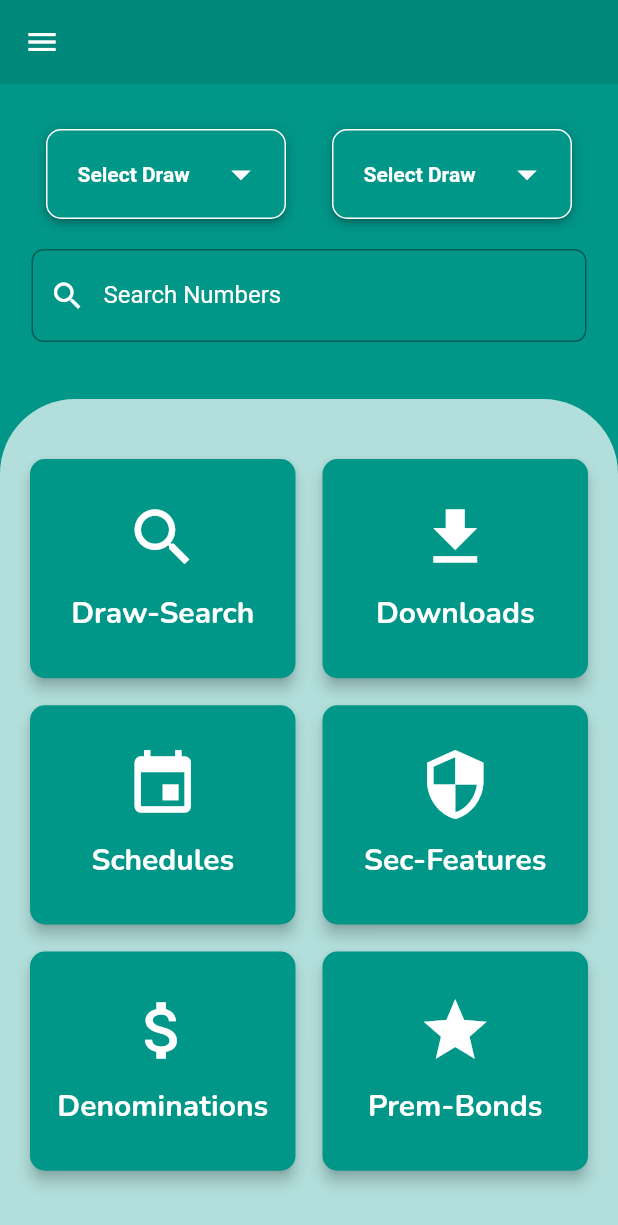
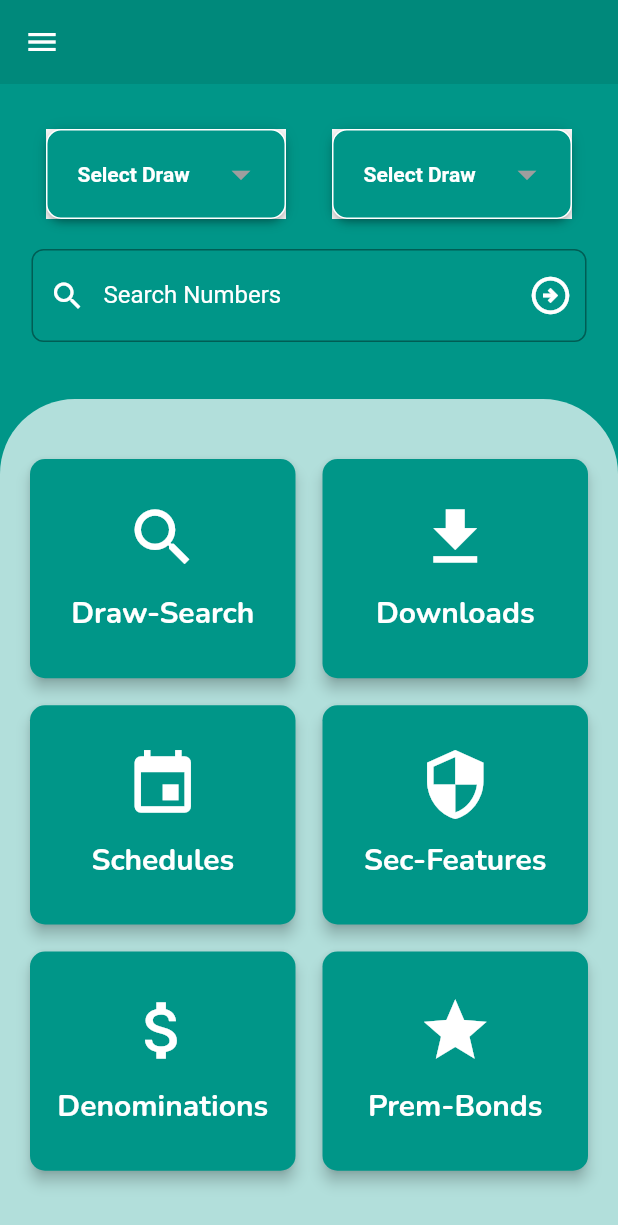
Before and after one commit to UmarJamshed947/bonds, a Flutter app: the Dashboard screen opened directly, on a phone screen of 412 x 824 dp. Shown: the top 1225 px of the screen. Run offline on Flutter 3.47's test engine with Material 2 defaults, Android fonts, the phone set to English and light mode, and no system bars; drawn by our look-alikes of dropdown_button2; our stand-ins replace dropdown_search, get, google_fonts, shared_preferences; accounts and stored records are empty; network calls fail.

Commit message:
dropdown api added

```diff
--- a/lib/Dashboard.dart
+++ b/lib/Dashboard.dart
@@ -1,3 +1,4 @@
+import 'package:bonds/controller/ApiService.dart';
 import 'package:bonds/widgets/date_dropdown.dart';
 import 'package:bonds/widgets/draw_dropdown.dart';
 import 'package:bonds/widgets/two_value_card.dart';
@@ -8,6 +9,9 @@ import 'package:bonds/widgets/dropdown_widget.dart';
 import 'package:google_fonts/google_fonts.dart';
 
 class Dashboard extends StatelessWidget {
+
+  ApiService apiService = ApiService();
+
   @override
   Widget build(BuildContext context) {
     return Scaffold(
@@ -62,6 +66,20 @@ class Dashboard extends StatelessWidget {
                     labelStyle: TextStyle(color: Colors.white),
                     hintStyle: GoogleFonts.nunito(color: Colors.white),
                     prefixIcon: Icon(Icons.search, color: Colors.white),
+                    suffixIcon: GestureDetector(
+                        onTap: (){
+                          Navigator.push(
+                            context,
+                            MaterialPageRoute(
+                              builder: (context) => DateDropdown(
+
+                              ),
+                            ),
+                          );
+                          print("click");
+                        },
+
+                        child: Icon(Icons.arrow_circle_right_outlined,color: Colors.white,size: 30)),
                     border: OutlineInputBorder(
                       borderRadius: BorderRadius.circular(8.0),
                       borderSide: BorderSide(color: Colors.white, width: 4),
@@ -103,8 +121,7 @@ class Dashboard extends StatelessWidget {
                           icon: Icons.file_download,
                           color: Colors.teal,
                           // color: Color(0xFF3498DB), // Blue
-                        ),
-                        CardWidget(
+                        ), CardWidget(
                           txt: "Schedules",
                           icon: Icons.event,
                           color: Colors.teal,
--- /dev/null
+++ b/lib/Models/BondDrawDate.dart
@@ -0,0 +1,37 @@
+// To parse this JSON data, do
+//
+//     final drawDate = drawDateFromJson(jsonString);
+
+import 'dart:convert';
+
+List<DrawDate> drawDateFromJson(String str) => List<DrawDate>.from(json.decode(str).map((x) => DrawDate.fromJson(x)));
+
+String drawDateToJson(List<DrawDate> data) => json.encode(List<dynamic>.from(data.map((x) => x.toJson())));
+
+class DrawDate {
+  String drawUid;
+  String drawNumber;
+  DateTime date;
+  String heldAt;
+
+  DrawDate({
+    required this.drawUid,
+    required this.drawNumber,
+    required this.date,
+    required this.heldAt,
+  });
+
+  factory DrawDate.fromJson(Map<String, dynamic> json) => DrawDate(
+    drawUid: json["draw_uid"],
+    drawNumber: json["draw_number"],
+    date: DateTime.parse(json["date"]),
+    heldAt: json["held_at"],
+  );
+
+  Map<String, dynamic> toJson() => {
+    "draw_uid": drawUid,
+    "draw_number": drawNumber,
+    "date": "${date.year.toString().padLeft(4, '0')}-${date.month.toString().padLeft(2, '0')}-${date.day.toString().padLeft(2, '0')}",
+    "held_at": heldAt,
+  };
+}
--- /dev/null
+++ b/lib/Models/BondTypeModel.dart
@@ -0,0 +1,46 @@
+
+import 'dart:convert';
+
+List<BondType> bondTypeFromJson(String str) => List<BondType>.from(json.decode(str).map((x) => BondType.fromJson(x)));
+
+String bondTypeToJson(List<BondType> data) => json.encode(List<dynamic>.from(data.map((x) => x.toJson())));
+
+class BondType {
+  String prizeBondTypeUid;
+  String name;
+  int amount;
+  int firstPrize;
+  int secondPrize;
+  int thirdPrize;
+  int premium;
+
+  BondType({
+    required this.prizeBondTypeUid,
+    required this.name,
+    required this.amount,
+    required this.firstPrize,
+    required this.secondPrize,
+    required this.thirdPrize,
+    required this.premium,
+  });
+
+  factory BondType.fromJson(Map<String, dynamic> json) => BondType(
+    prizeBondTypeUid: json["prize_bond_type_uid"],
+    name: json["name"],
+    amount: json["amount"],
+    firstPrize: json["first_prize"],
+    secondPrize: json["second_prize"],
+    thirdPrize: json["third_prize"],
+    premium: json["premium"],
+  );
+
+  Map<String, dynamic> toJson() => {
+    "prize_bond_type_uid": prizeBondTypeUid,
+    "name": name,
+    "amount": amount,
+    "first_prize": firstPrize,
+    "second_prize": secondPrize,
+    "third_prize": thirdPrize,
+    "premium": premium,
+  };
+}
--- /dev/null
+++ b/lib/controller/ApiService.dart
@@ -0,0 +1,139 @@
+import 'dart:convert';
+import 'dart:io';
+
+
+import 'package:bonds/Models/BondDrawDate.dart';
+import 'package:bonds/Models/BondTypeModel.dart';
+import 'package:bonds/exceptions/app_exception.dart';
+import 'package:http/http.dart' as http;
+import 'package:http/http.dart';
+
+
+
+class ApiService{
+
+  bool _loading = false;
+  bool get loading => _loading;
+
+
+  String Baseurl= 'https://prizebond.idev.im/api/v1/';
+
+
+
+
+  Future<List<BondType>> fetchBondTypeData() async {
+    var url = Uri.parse(Baseurl+'prize-bond-types');
+    final response = await http.get(url);
+    print(response.body);
+    print("Responasse");
+    if (response.statusCode == 200) {
+      List jsonResponse = json.decode(response.body);
+      return jsonResponse.map((data) => BondType.fromJson(data)).toList();
+    } else {
+      throw Exception('Unexpected error occured!');
+    }
+  }
+
+  Future<List<DrawDate>> fetchDrawDateData(String drawuid ) async {
+    var url = Uri.parse(Baseurl+'draw/dates?prize_bond_type_uid=$drawuid');
+    final response = await http.post(url);
+    print(response.body);
+    print("Responasse");
+    if (response.statusCode == 200) {
+      List jsonResponse = json.decode(response.body);
+      return jsonResponse.map((data) => DrawDate.fromJson(data)).toList();
+    } else {
+      throw Exception('Unexpected error occured!');
+    }
+  }
+
+/*
+  Future<List<AllResturantModel>> AllResturant() async {
+    var url = Uri.parse(Baseurl+'Restaurants');
+    final response = await http.post(url);
+    print(response.body);
+    if (response.statusCode == 200) {
+      List jsonResponse = json.decode(response.body);
+      return jsonResponse.map((data) => AllResturantModel.fromJson(data)).toList();
+    } else {
+      throw Exception('Unexpected error occured!');
+    }
+  }
+
+  Future<List<AllProductsModel>> AllProducts(String categoryid ,context) async {
+    var url = Uri.parse(Baseurl+'Categories/Products?categoryid=$categoryid');
+    final response = await http.post(url);
+    print(response.body);
+    if (response.statusCode == 200) {
+      List jsonResponse = json.decode(response.body);
+      return jsonResponse.map((data) => AllProductsModel.fromJson(data)).toList();
+    } else {
+      throw Exception('Unexpected error occured!');
+    }
+  }
+
+  Future<List<PopularModel>> fetchPopularData() async {
+    var url = Uri.parse(Baseurl+'Populars');
+    final response = await http.post(url);
+    print(response.body);
+    if (response.statusCode == 200) {
+      List jsonResponse = json.decode(response.body);
+      return jsonResponse.map((data) => PopularModel.fromJson(data)).toList();
+    } else {
+      throw Exception('Unexpected error occured!');
+    }
+  }
+
+  Future<List<ItemsModel>> fetchAllitemsData(String restaurantid ,context) async {
+    var url = Uri.parse(Baseurl+'Shops/Products?restaurantid=$restaurantid');
+    final response = await http.post(url);
+    print(response.body);
+    if (response.statusCode == 200) {
+      List jsonResponse = json.decode(response.body);
+      return jsonResponse.map((data) => ItemsModel.fromJson(data)).toList();
+    } else {
+      throw Exception('Unexpected error occured!');
+    }
+  }
+
+  Future<ProfileModel> UserProfilePostApi(context) async{
+    SharedPreferences sharedPreferences = await SharedPreferences.getInstance();
+    _loading = true;
+    ProfileModel responseJson;
+    try{
+      String? token = sharedPreferences.getString("token");
+      print(token);
+      Response response = await http.post(Uri.parse("hhttp://prestigesolution.co/projects/hsd/public/admin/profile?token=$token"),
+      ).timeout(const Duration(seconds: 50));
+      responseJson = ProfileModel.fromJson(jsonDecode(response.body));
+      print(responseJson);
+    }
+    on SocketException {
+      throw FetchException("No internet Connection");
+    }
+    catch(e)
+    {
+      throw e;
+    }
+    return responseJson;
+
+  }*/
+
+
+
+  dynamic returnResponse(http.Response response){
+    switch(response.statusCode){
+      case 200:
+        dynamic responseJson = jsonDecode(response.body);
+        return responseJson;
+      case 601:
+        throw BadRequestException(jsonDecode(response.body.toString()));
+      case 602:
+        throw UnAuthorisedRequest(jsonDecode(response.body.toString()));
+      case 601:
+        throw UnAuthorisedRequest(jsonDecode(response.body.toString()));
+      default:
+        throw FetchException("Error occur during communication with server"+ "with status code ${response.statusCode.toString()}");
+    }
+  }
+}
--- /dev/null
+++ b/lib/exceptions/app_exception.dart
@@ -0,0 +1,23 @@
+
+class AppException implements Exception{
+  String? _message;
+  String? _prefix;
+  AppException([this._message, this._prefix]);
+  String toString(){
+    return "$_message$_prefix";
+  }
+}
+
+class FetchException extends AppException{
+  FetchException([String? message]) : super(message ,"Error during communication");
+}
+
+class BadRequestException extends AppException{
+  BadRequestException([String? message]) : super(message, "Invalid request");
+}
+class UnAuthorisedRequest extends AppException{
+  UnAuthorisedRequest([String? message]) : super(message, "UnAuthorised Request");
+}
+class InvalidInputException extends AppException{
+  InvalidInputException([String? message]) : super(message, "Invalid Input Exception");
+}
--- a/lib/main.dart
+++ b/lib/main.dart
@@ -3,6 +3,7 @@
 import 'package:bonds/Dashboard.dart';
 import 'package:bonds/screens/draw_search.dart';
 import 'package:flutter/material.dart';
+import 'package:get/get_navigation/src/root/get_material_app.dart';
 import 'homepage.dart';
 
 void main() => runApp(Prizebonds());
@@ -10,8 +11,8 @@ void main() => runApp(Prizebonds());
 class Prizebonds extends StatelessWidget {
   @override
   Widget build(BuildContext context) {
-    return MaterialApp(
-      home: Drawsearch(),
+    return GetMaterialApp(
+      home: Dashboard(),
     );
   }
 }
--- a/lib/widgets/date_dropdown.dart
+++ b/lib/widgets/date_dropdown.dart
@@ -1,28 +1,62 @@
+import 'package:bonds/Models/BondDrawDate.dart';
+import 'package:bonds/controller/ApiService.dart';
 import 'package:dropdown_button2/dropdown_button2.dart';
 import 'package:flutter/material.dart';
+import 'package:shared_preferences/shared_preferences.dart';
 
 
 
 class DateDropdown extends StatefulWidget {
+ String? drawuid;
+ List<DrawDate>? drawdate;
 
+ DateDropdown({this.drawuid,this.drawdate});
 
   @override
   State<DateDropdown> createState() => _DateDropdownState();
 }
 
 class _DateDropdownState extends State<DateDropdown> {
-  final List<String> items = [
-    '15-02-2021',
-    '20-06-2021',
-    '16-09-2021',
+  ApiService apiService = ApiService();
+  List<DrawDate> drawdate = [];
+  String? selectedValue;
 
-  ];
-  String? selectedValue;
+  @override
+  void initState() {
+    super.initState();
+
+    if (widget.drawdate != null) {
+      drawdate = widget.drawdate!;
+    } else {
+      fetchData();
+    }
+  }
+
+  Future<void> fetchData() async {
+    await apiService.fetchDrawDateData(widget.drawuid.toString()).then((value) {
+      setState(() {
+        drawdate = value;
+      });
+    });
+  }
+ /* Future<void> fetchData() async {
+    SharedPreferences prefs = await SharedPreferences.getInstance();
+    String? drawUid = prefs.getString('selectedDrawUid');
+
+    await apiService.fetchDrawDateData(drawUid.toString()).then((value) {
+      setState(() {
+        drawdate = value;
+      });
+    });
+  }*/
+
+
 
   @override
   Widget build(BuildContext context) {
     return
-      DropdownButtonHideUnderline(
+      Material(
+        child: DropdownButtonHideUnderline(
             child: DropdownButton2<String>(
               isExpanded: true,
               hint:  Row(
@@ -40,12 +74,12 @@ class _DateDropdownState extends State<DateDropdown> {
                   ),
                 ],
               ),
-            items: items
-                .map((String item) => DropdownMenuItem<String>(
-              value: item,
+              items: drawdate
+                  .map((DrawDate item) => DropdownMenuItem<String>(
+                value: item.date.toString(),
                 child: Text(
-                item,
-                style:  TextStyle(
+                  item.date.toString(),
+                  style: TextStyle(
                     fontSize: 14,
                     fontWeight: FontWeight.bold,
                     color: Colors.white,
@@ -58,7 +92,27 @@ class _DateDropdownState extends State<DateDropdown> {
               onChanged: (String? value) {
                 setState(() {
                   selectedValue = value;
+                  print(selectedValue);
                 });
+               /* if (value != null) {
+                  // Fetch additional data for the selected item
+                  BondType selectedBondType =
+                  bondTypes.firstWhere((bondType) => bondType.name == value);
+                  print(selectedBondType.prizeBondTypeUid);
+                  // Navigate to the next screen and pass the selected item data
+                  *//*    Get.to(
+                DateDropdown(
+                  drawuid: selectedBondType.prizeBondTypeUid,
+                  // Pass other data if needed
+                  //amount: selectedBondType.amount,
+                  //firstPrize: selectedBondType.firstPrize,
+                  //secondPrize: selectedBondType.secondPrize,
+               //   thirdPrize: selectedBondType.thirdPrize,
+                 // premium: selectedBondType.premium,
+                ),
+              );*//*
+                }*/
+
               },
               buttonStyleData: ButtonStyleData(
                 height: 60,
@@ -99,7 +153,8 @@ class _DateDropdownState extends State<DateDropdown> {
                 height: 40,
                 padding: EdgeInsets.only(left: 40, right: 14),
               ),
-          ));
+            )),
+      );
 
 
 
--- a/lib/widgets/draw_dropdown.dart
+++ b/lib/widgets/draw_dropdown.dart
@@ -1,35 +1,49 @@
+import 'package:bonds/Models/BondTypeModel.dart';
+import 'package:bonds/controller/ApiService.dart';
+import 'package:bonds/widgets/date_dropdown.dart';
 import 'package:dropdown_button2/dropdown_button2.dart';
 import 'package:flutter/material.dart';
+import 'package:get/get.dart';
+import 'package:shared_preferences/shared_preferences.dart';
 
-
+import '../Models/BondDrawDate.dart';
 
 class DrawDropdown extends StatefulWidget {
-
-
   @override
   State<DrawDropdown> createState() => _DrawDropdownState();
 }
 
 class _DrawDropdownState extends State<DrawDropdown> {
-  final List<String> items = [
-    '100',
-    '200',
-    '750',
-    '1500',
-    '7,500',
-    '25,000',
-    '40,000',
-    'Premium 40,000',
-  ];
+  ApiService apiService = ApiService();
+  List<BondType> bondTypes = [];
   String? selectedValue;
 
   @override
+  void initState() {
+    super.initState();
+    fetchData();
+  }
+
+  Future<void> fetchData() async {
+    await apiService.fetchBondTypeData().then((value) {
+      setState(() {
+        bondTypes = value;
+      });
+    });
+  }
+  Future<void> saveSelectedDrawUid(String drawUid) async {
+    SharedPreferences prefs = await SharedPreferences.getInstance();
+    prefs.setString('selectedDrawUid', drawUid);
+  }
+
+
+  @override
   Widget build(BuildContext context) {
-    return
-        DropdownButtonHideUnderline(
+    return Material(
+      child: DropdownButtonHideUnderline(
         child: DropdownButton2<String>(
           isExpanded: true,
-            hint:  Row(
+          hint: Row(
             children: [
               Expanded(
                 child: Text(
@@ -44,12 +58,12 @@ class _DrawDropdownState extends State<DrawDropdown> {
               ),
             ],
           ),
-            items: items
-                .map((String item) => DropdownMenuItem<String>(
-              value: item,
+          items: bondTypes
+              .map((BondType item) => DropdownMenuItem<String>(
+            value: item.name,
             child: Text(
-                item,
-                style:  TextStyle(
+              item.name,
+              style: TextStyle(
                 fontSize: 14,
                 fontWeight: FontWeight.bold,
                 color: Colors.white,
@@ -59,15 +73,53 @@ class _DrawDropdownState extends State<DrawDropdown> {
           ))
               .toList(),
           value: selectedValue,
-            onChanged: (String? value) {
+          onChanged: (String? value) async {
             setState(() {
               selectedValue = value;
+              print(selectedValue);
             });
+            if (value != null) {
+              // Fetch additional data for the selected item
+              BondType selectedBondType =
+              bondTypes.firstWhere((bondType) => bondType.name == value);
+              print(selectedBondType.prizeBondTypeUid);
+              // Navigate to the next screen and pass the selected item data
+              // Fetch data for the selected item
+              List<DrawDate> drawdate = await apiService.fetchDrawDateData(selectedBondType.prizeBondTypeUid);
+              // Save the selected drawuid in shared preferences
+              await saveSelectedDrawUid(selectedBondType.prizeBondTypeUid);
+              //DateDropdown.of(context)?.updateData(drawdate);
+
+              // Get.to(
+              //   DateDropdown(
+              //     drawuid: selectedBondType.prizeBondTypeUid,
+              //     drawdate:drawdate,
+              //     // Pass other data if needed
+              //     //amount: selectedBondType.amount,
+              //     //firstPrize: selectedBondType.firstPrize,
+              //     //secondPrize: selectedBondType.secondPrize,
+              //  //   thirdPrize: selectedBondType.thirdPrize,
+              //    // premium: selectedBondType.premium,
+              //   ),
+              // );
+
+              Navigator.push(
+                context,
+                MaterialPageRoute(
+                  builder: (context) => DateDropdown(
+                    drawuid: selectedBondType.prizeBondTypeUid,
+                    drawdate: drawdate,
+                  ),
+                ),
+              );
+
+            }
+
           },
           buttonStyleData: ButtonStyleData(
             height: 60,
             width: 160,
-              padding:  EdgeInsets.only(left: 20, right: 14),
+            padding: EdgeInsets.only(left: 20, right: 14),
             decoration: BoxDecoration(
               borderRadius: BorderRadius.circular(10),
               border: Border.all(
@@ -77,7 +129,7 @@ class _DrawDropdownState extends State<DrawDropdown> {
             ),
             elevation: 3,
           ),
-            iconStyleData:  IconStyleData(
+          iconStyleData: IconStyleData(
             icon: Icon(
               Icons.arrow_drop_down,
             ),
@@ -92,20 +144,19 @@ class _DrawDropdownState extends State<DrawDropdown> {
               borderRadius: BorderRadius.circular(10),
               color: Colors.teal,
             ),
-              offset:  Offset(-20, 0),
+            offset: Offset(-20, 0),
             scrollbarTheme: ScrollbarThemeData(
-                radius:  Radius.circular(40),
+              radius: Radius.circular(40),
               thickness: MaterialStateProperty.all<double>(6),
               thumbVisibility: MaterialStateProperty.all<bool>(true),
             ),
           ),
-            menuItemStyleData:  MenuItemStyleData(
+          menuItemStyleData: MenuItemStyleData(
             height: 40,
             padding: EdgeInsets.only(left: 40, right: 14),
           ),
-          ));
-
-
-
+        ),
+      ),
+    );
   }
 }
--- a/pubspec.yaml
+++ b/pubspec.yaml
@@ -38,6 +38,9 @@ dependencies:
   google_fonts: ^6.1.0
   dropdown_search: ^5.0.6
   dropdown_button2: ^2.3.9
+  get:
+  http:
+  shared_preferences:
 
 dev_dependencies:
   flutter_test:
```
Also changed, not shown: pubspec.lock, 1 other file. Lines whose indentation alone changed are shown as unchanged.
